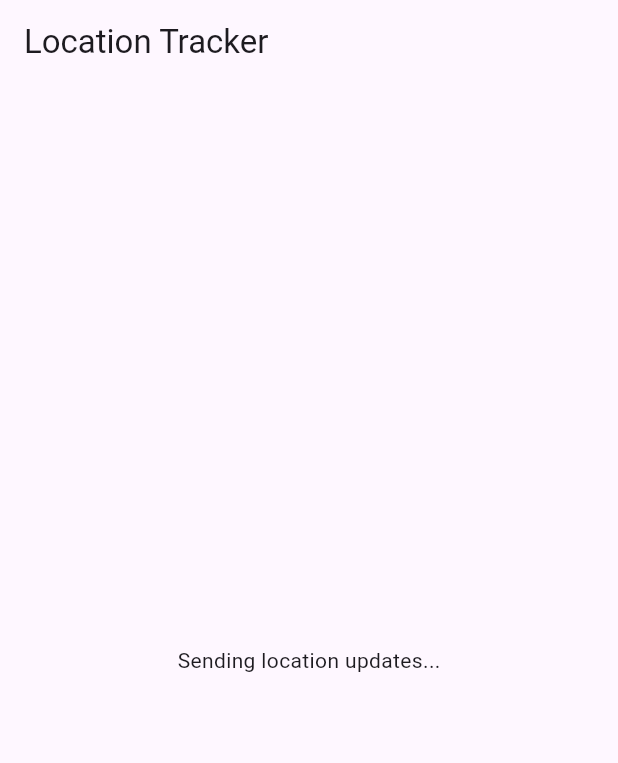
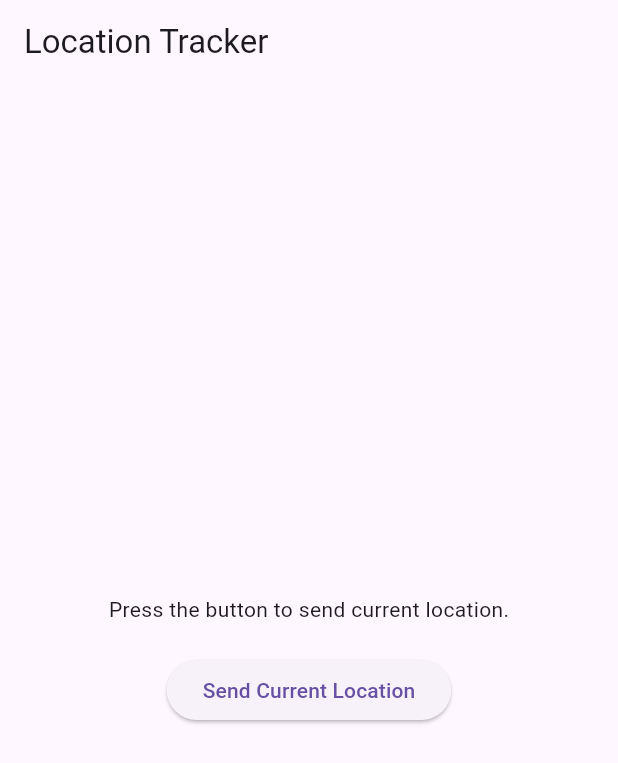
Before and after one commit to hasanisaeed/always-awake-flutter, a Flutter app: the screen it shows after launch, on a phone screen of 412 x 824 dp. Shown: the top 763 px of the screen. Run offline on Flutter 3.47's test engine with Material 3 defaults, Android fonts, the phone set to English and light mode, and no system bars; our stand-ins replace location; statements that could not run were skipped.

Commit message:
feat: send location by press button

```diff
--- a/lib/main.dart
+++ b/lib/main.dart
@@ -1,4 +1,4 @@
-import 'package:always_awake_flutter/socket_page.dart';
+import 'package:always_awake_flutter/pages/location_page.dart';
 import 'package:flutter/material.dart';
 import 'package:flutter/services.dart';
 
@@ -18,11 +18,11 @@
         primarySwatch: Colors.deepPurple,
         appBarTheme: const AppBarTheme(
           systemOverlayStyle:
-          SystemUiOverlayStyle(statusBarColor: Colors.transparent),
+              SystemUiOverlayStyle(statusBarColor: Colors.transparent),
         ),
       ),
       title: 'WebSockets',
-      home:   const LocationPage(),
+      home: const LocationPage(),
     );
   }
 }
--- /dev/null
+++ b/lib/pages/location_page.dart
@@ -0,0 +1,95 @@
+import 'dart:developer';
+
+import 'package:flutter/material.dart';
+import 'dart:convert';
+import 'package:location/location.dart';
+
+import '../.env.dart';
+import '../websocket.dart';
+
+class LocationPage extends StatefulWidget {
+  const LocationPage({super.key});
+
+  @override
+  State<LocationPage> createState() => _LocationPageState();
+}
+
+class _LocationPageState extends State<LocationPage> {
+  late Websocket websocket;
+  Location location = Location();
+
+  @override
+  void initState() {
+    super.initState();
+    // Initialize your websocket connection
+    websocket =
+        Websocket(path: 'v3/1', params: {'api_key': API_KEY, 'notify_self': 1});
+  }
+
+  @override
+  void dispose() {
+    websocket.disconnect();
+    super.dispose();
+  }
+
+  void sendCurrentLocation() async {
+    bool serviceEnabled;
+    PermissionStatus permissionGranted;
+
+    // Check if location service is enabled
+    serviceEnabled = await location.serviceEnabled();
+    if (!serviceEnabled) {
+      serviceEnabled = await location.requestService();
+      if (!serviceEnabled) {
+        return;
+      }
+    }
+
+    // Check if permission is granted
+    permissionGranted = await location.hasPermission();
+    if (permissionGranted == PermissionStatus.denied) {
+      permissionGranted = await location.requestPermission();
+      if (permissionGranted != PermissionStatus.granted) {
+        return;
+      }
+    }
+
+    // Get current location
+    LocationData currentLocation = await location.getLocation();
+
+    log(">> Location(${currentLocation.latitude}, ${currentLocation.longitude})");
+
+    // Create a message with the current location
+    Map<String, dynamic> locationMessage = {
+      'latitude': currentLocation.latitude,
+      'longitude': currentLocation.longitude,
+    };
+
+    // Convert the message to JSON and send it
+    websocket.sendMessage(json.encode(locationMessage));
+  }
+
+  @override
+  Widget build(BuildContext context) {
+    return Scaffold(
+      appBar: AppBar(
+        title: const Text("Location Tracker"),
+      ),
+      body: Center(
+        child: Column(
+          mainAxisAlignment: MainAxisAlignment.center,
+          children: <Widget>[
+            const Text("Press the button to send current location."),
+            const SizedBox(height: 20),
+            ElevatedButton(
+              onPressed: () {
+                sendCurrentLocation();
+              },
+              child: const Text('Send Current Location'),
+            ),
+          ],
+        ),
+      ),
+    );
+  }
+}
--- a/lib/socket_page.dart
+++ /dev/null
@@ -1,78 +0,0 @@
-import 'package:flutter/material.dart';
-import 'dart:convert';
-import 'package:location/location.dart';
-import 'websocket.dart';
-
-class LocationPage extends StatefulWidget {
-  const LocationPage({super.key});
-
-  @override
-  State<LocationPage> createState() => _LocationPageState();
-}
-
-class _LocationPageState extends State<LocationPage> {
-  late Websocket websocket;
-  Location location = Location();
-
-  void startSendingLocation() async {
-    bool serviceEnabled;
-    PermissionStatus permissionGranted;
-
-    // Check if location service is enabled
-    serviceEnabled = await location.serviceEnabled();
-    if (!serviceEnabled) {
-      serviceEnabled = await location.requestService();
-      if (!serviceEnabled) {
-        return;
-      }
-    }
-
-    // Check if permission is granted
-    permissionGranted = await location.hasPermission();
-    if (permissionGranted == PermissionStatus.denied) {
-      permissionGranted = await location.requestPermission();
-      if (permissionGranted != PermissionStatus.granted) {
-        return;
-      }
-    }
-
-    // Listen for location changes and send them to the server
-    location.onLocationChanged.listen((LocationData currentLocation) {
-      // Create a message with the current location
-      Map<String, dynamic> locationMessage = {
-        'latitude': currentLocation.latitude,
-        'longitude': currentLocation.longitude,
-      };
-
-      // Convert the message to JSON and send it
-      websocket.sendMessage(json.encode(locationMessage));
-    });
-  }
-
-  @override
-  void initState() {
-    super.initState();
-    // Initialize your websocket connection
-    websocket = Websocket(path: 'ws/location');
-    // Start sending location after establishing a connection
-    startSendingLocation();
-  }
-
-  @override
-  void dispose() {
-    websocket.disconnect();
-    super.dispose();
-  }
-
-  @override
-  Widget build(BuildContext context) {
-    return Scaffold(
-      appBar: AppBar(
-        title: Text("Location Tracker"),
-      ),
-      body: Center(
-        child: Text("Sending location updates..."),
-      ),
-    );
-  }
-}
```
Also changed, not shown: 2 other files.
